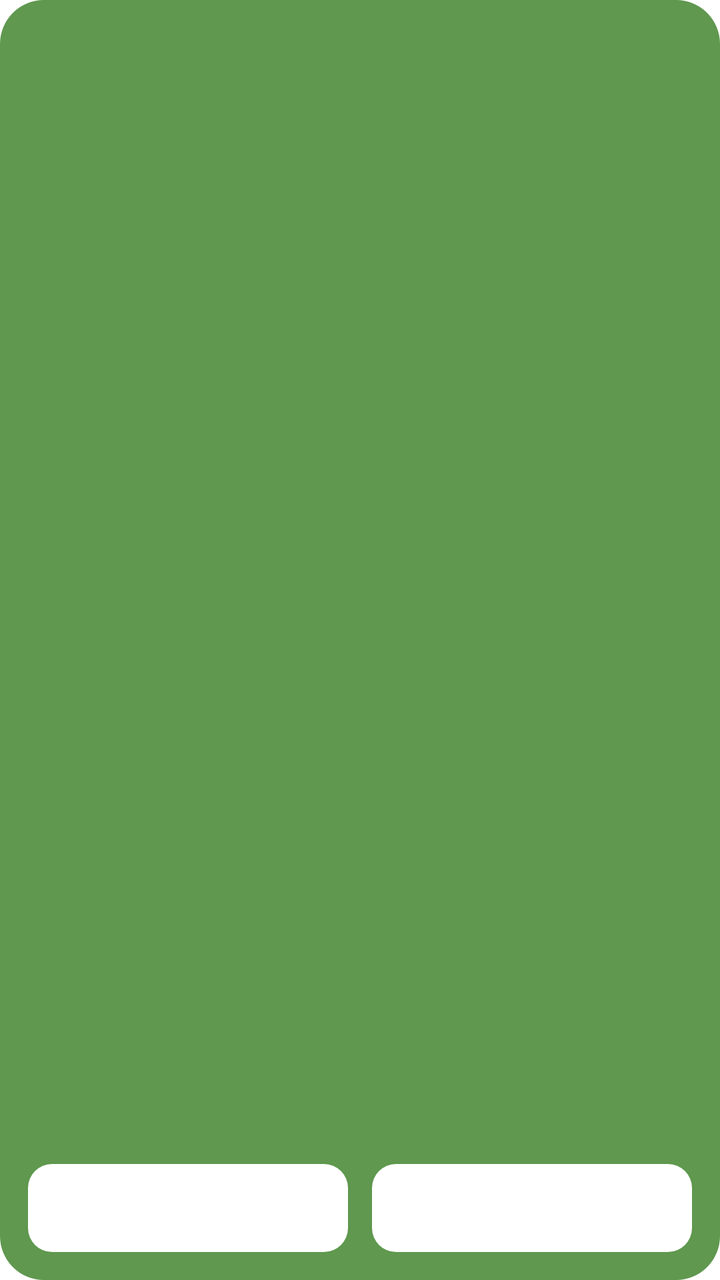
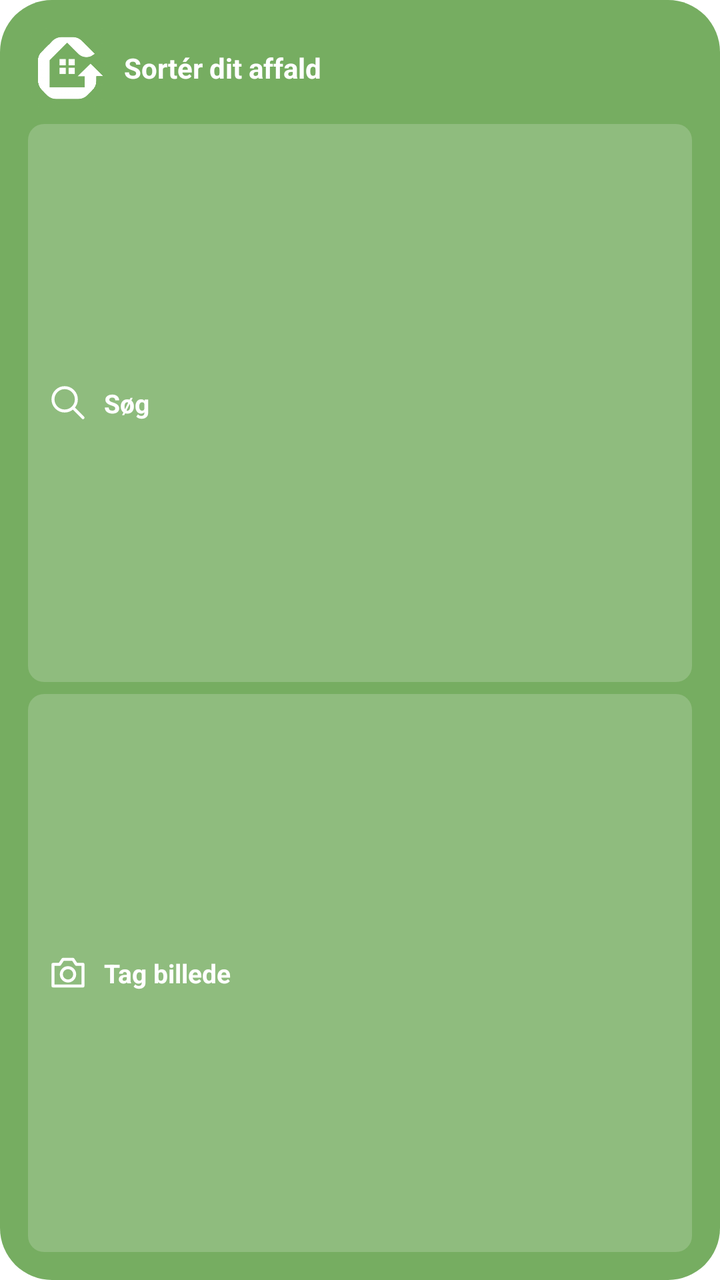

An Android layout rendered at two revisions. The XML below is the earlier revision; the diff shows what the commit changed to produce the second picture.
<!-- AndroidManifest.xml: application theme Theme.MitAffaldV4 -->
<!-- res/layout/widget_photo_search.xml -->
<?xml version="1.0" encoding="utf-8"?>
<LinearLayout xmlns:android="http://schemas.android.com/apk/res/android"
    android:layout_width="match_parent"
    android:layout_height="match_parent"
    android:layout_margin="6dp"
    android:background="@drawable/widget_photo_search_background"
    android:orientation="vertical"
    android:padding="14dp">

    <TextView
        android:id="@+id/widgetTitle"
        android:layout_width="match_parent"
        android:layout_height="wrap_content"
        android:ellipsize="end"
        android:maxLines="1"
        android:textColor="@android:color/white"
        android:textSize="16sp"
        android:textStyle="bold" />

    <LinearLayout
        android:layout_width="match_parent"
        android:layout_height="0dp"
        android:layout_weight="1"
        android:gravity="bottom"
        android:orientation="horizontal"
        android:paddingTop="10dp">

        <TextView
            android:id="@+id/widgetSearch"
            android:layout_width="0dp"
            android:layout_height="44dp"
            android:layout_marginEnd="6dp"
            android:layout_weight="1"
            android:background="@drawable/widget_photo_search_button"
            android:gravity="center"
            android:maxLines="1"
            android:textColor="@color/green_dark"
            android:textSize="13sp"
            android:textStyle="bold" />

        <TextView
            android:id="@+id/widgetCamera"
            android:layout_width="0dp"
            android:layout_height="44dp"
            android:layout_marginStart="6dp"
            android:layout_weight="1"
            android:background="@drawable/widget_photo_search_button"
            android:gravity="center"
            android:maxLines="1"
            android:textColor="@color/green_dark"
            android:textSize="13sp"
            android:textStyle="bold" />
    </LinearLayout>
</LinearLayout>
<!-- resources referenced by this layout -->
<resources>
  <color name="green_dark">#5F984E</color>
  <!-- drawable widget_photo_search_background (drawable) -->
  <?xml version="1.0" encoding="utf-8"?>
  <shape xmlns:android="http://schemas.android.com/apk/res/android">
      <solid android:color="@color/green_dark" />
      <corners android:radius="22dp" />
  </shape>
  <!-- drawable widget_photo_search_button (drawable) -->
  <?xml version="1.0" encoding="utf-8"?>
  <shape xmlns:android="http://schemas.android.com/apk/res/android">
      <solid android:color="#FFFFFF" />
      <corners android:radius="12dp" />
  </shape>
  <style name="Theme.MitAffaldV4" parent="Theme.MaterialComponents.Light.NoActionBar">
          
          <item name="colorPrimary">@color/green_light</item>
          <item name="colorPrimaryVariant">@color/green_dark</item>
          <item name="colorOnPrimary">@color/white</item>
          
          <item name="colorSecondary">@color/teal_200</item>
          <item name="colorSecondaryVariant">@color/teal_700</item>
          <item name="colorOnSecondary">@color/black</item>
          
          <item name="windowActionBar">false</item>
          <item name="windowNoTitle">true</item>
      </style>
  <color name="green_light">#76AD61</color>
  <color name="white">#FFFFFFFF</color>
  <color name="teal_200">#76AD61</color>
  <color name="teal_700">#FF018786</color>
  <color name="black">#000000</color>
</resources>

<!-- the commit's change to res/layout/widget_photo_search.xml (unified diff, before → after) -->
@@ -1,54 +1,16 @@
 <?xml version="1.0" encoding="utf-8"?>
-<LinearLayout xmlns:android="http://schemas.android.com/apk/res/android"
-    android:layout_width="match_parent"
-    android:layout_height="match_parent"
-    android:layout_margin="6dp"
-    android:background="@drawable/widget_photo_search_background"
-    android:orientation="vertical"
-    android:padding="14dp">
-
-    <TextView
-        android:id="@+id/widgetTitle"
-        android:layout_width="match_parent"
-        android:layout_height="wrap_content"
-        android:ellipsize="end"
-        android:maxLines="1"
-        android:textColor="@android:color/white"
-        android:textSize="16sp"
-        android:textStyle="bold" />
-
-    <LinearLayout
-        android:layout_width="match_parent"
-        android:layout_height="0dp"
-        android:layout_weight="1"
-        android:gravity="bottom"
-        android:orientation="horizontal"
-        android:paddingTop="10dp">
-
-        <TextView
-            android:id="@+id/widgetSearch"
-            android:layout_width="0dp"
-            android:layout_height="44dp"
-            android:layout_marginEnd="6dp"
-            android:layout_weight="1"
-            android:background="@drawable/widget_photo_search_button"
-            android:gravity="center"
-            android:maxLines="1"
-            android:textColor="@color/green_dark"
-            android:textSize="13sp"
-            android:textStyle="bold" />
-
-        <TextView
-            android:id="@+id/widgetCamera"
-            android:layout_width="0dp"
-            android:layout_height="44dp"
-            android:layout_marginStart="6dp"
-            android:layout_weight="1"
-            android:background="@drawable/widget_photo_search_button"
-            android:gravity="center"
-            android:maxLines="1"
-            android:textColor="@color/green_dark"
-            android:textSize="13sp"
-            android:textStyle="bold" />
-    </LinearLayout>
+<LinearLayout xmlns:android="http://schemas.android.com/apk/res/android" android:id="@+id/widgetRoot" android:layout_width="match_parent" android:layout_height="match_parent" android:orientation="vertical" android:background="@drawable/widget_photo_search_background" android:padding="14dp">
+ <LinearLayout android:layout_width="match_parent" android:layout_height="wrap_content" android:gravity="center_vertical">
+ <ImageView android:id="@+id/widgetLogo" android:layout_width="40dp" android:layout_height="40dp" android:src="@drawable/widget_logo" android:tint="#FFFFFF" android:scaleType="fitCenter" android:importantForAccessibility="no"/>
+ <TextView android:id="@+id/widgetTitle" android:layout_width="0dp" android:layout_height="wrap_content" android:layout_weight="1" android:layout_marginStart="8dp" android:text="@string/widget_title" android:textColor="#FFFFFF" android:textSize="14sp" android:textStyle="bold" android:maxLines="2" android:ellipsize="end"/>
+ </LinearLayout>
+ <LinearLayout android:layout_width="match_parent" android:layout_height="0dp" android:layout_weight="1" android:layout_marginTop="8dp" android:gravity="bottom" android:orientation="vertical">
+ <LinearLayout android:id="@+id/widgetSearchAction" android:layout_width="match_parent" android:layout_height="0dp" android:layout_weight="1" android:minHeight="38dp" android:layout_marginTop="0dp" android:background="@drawable/widget_photo_search_button" android:gravity="center_vertical" android:paddingStart="10dp" android:paddingEnd="8dp">
+ <ImageView android:layout_width="20dp" android:layout_height="20dp" android:src="@drawable/widget_search_icon" android:importantForAccessibility="no"/>
+ <TextView android:id="@+id/widgetSearch" android:layout_width="0dp" android:layout_height="wrap_content" android:layout_weight="1" android:layout_marginStart="8dp" android:text="@string/widget_search" android:textColor="#FFFFFF" android:textSize="13sp" android:textStyle="bold" android:maxLines="1" android:ellipsize="end"/>
+ </LinearLayout><LinearLayout android:id="@+id/widgetCameraAction" android:layout_width="match_parent" android:layout_height="0dp" android:layout_weight="1" android:minHeight="38dp" android:layout_marginTop="6dp" android:background="@drawable/widget_photo_search_button" android:gravity="center_vertical" android:paddingStart="10dp" android:paddingEnd="8dp">
+ <ImageView android:layout_width="20dp" android:layout_height="20dp" android:src="@drawable/widget_camera_icon" android:importantForAccessibility="no"/>
+ <TextView android:id="@+id/widgetCamera" android:layout_width="0dp" android:layout_height="wrap_content" android:layout_weight="1" android:layout_marginStart="8dp" android:text="@string/widget_camera" android:textColor="#FFFFFF" android:textSize="13sp" android:textStyle="bold" android:maxLines="1" android:ellipsize="end"/>
+ </LinearLayout>
+ </LinearLayout>
 </LinearLayout>
<!-- resource entries referenced after the edit -->
@@ -1,18 +1,20 @@
 <!-- resources referenced by this layout -->
 <resources>
+  <!-- drawable widget_camera_icon (drawable) -->
+  <vector xmlns:android="http://schemas.android.com/apk/res/android" android:width="22dp" android:height="22dp" android:viewportWidth="24" android:viewportHeight="24"><path android:fillColor="@android:color/transparent" android:strokeColor="#FFFFFF" android:strokeWidth="1.8" android:strokeLineCap="round" android:strokeLineJoin="round" android:pathData="M3,7L7,7L9,4L15,4L17,7L21,7L21,20L3,20ZM16,13A4,4 0,1 0,8 13A4,4 0,1 0,16 13"/></vector>
+  <!-- drawable widget_logo: png bitmap (drawable-nodpi, 147019 bytes) -->
   <color name="green_dark">#5F984E</color>
   <!-- drawable widget_photo_search_background (drawable) -->
   <?xml version="1.0" encoding="utf-8"?>
-  <shape xmlns:android="http://schemas.android.com/apk/res/android">
-      <solid android:color="@color/green_dark" />
-      <corners android:radius="22dp" />
-  </shape>
+  <shape xmlns:android="http://schemas.android.com/apk/res/android"><solid android:color="#76AD61"/><corners android:radius="26dp"/></shape>
   <!-- drawable widget_photo_search_button (drawable) -->
   <?xml version="1.0" encoding="utf-8"?>
-  <shape xmlns:android="http://schemas.android.com/apk/res/android">
-      <solid android:color="#FFFFFF" />
-      <corners android:radius="12dp" />
-  </shape>
+  <shape xmlns:android="http://schemas.android.com/apk/res/android"><solid android:color="#2EFFFFFF"/><corners android:radius="8dp"/></shape>
+  <!-- drawable widget_search_icon (drawable) -->
+  <vector xmlns:android="http://schemas.android.com/apk/res/android" android:width="22dp" android:height="22dp" android:viewportWidth="24" android:viewportHeight="24"><path android:fillColor="@android:color/transparent" android:strokeColor="#FFFFFF" android:strokeWidth="1.8" android:strokeLineCap="round" android:strokeLineJoin="round" android:pathData="M10,3A7,7 0,1 0,10 17A7,7 0,1 0,10 3M15,15L21,21"/></vector>
+  <string name="widget_camera">Tag billede</string>
+  <string name="widget_search">Søg</string>
+  <string name="widget_title">Sortér dit affald</string>
   <style name="Theme.MitAffaldV4" parent="Theme.MaterialComponents.Light.NoActionBar">
           
           <item name="colorPrimary">@color/green_light</item>
